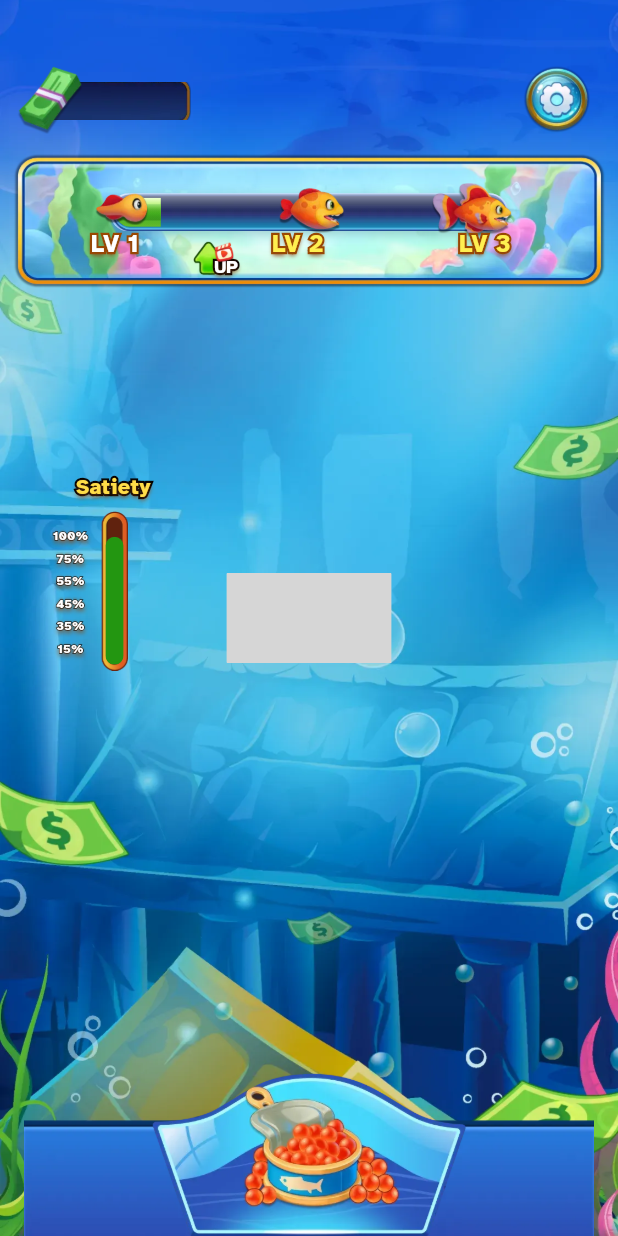
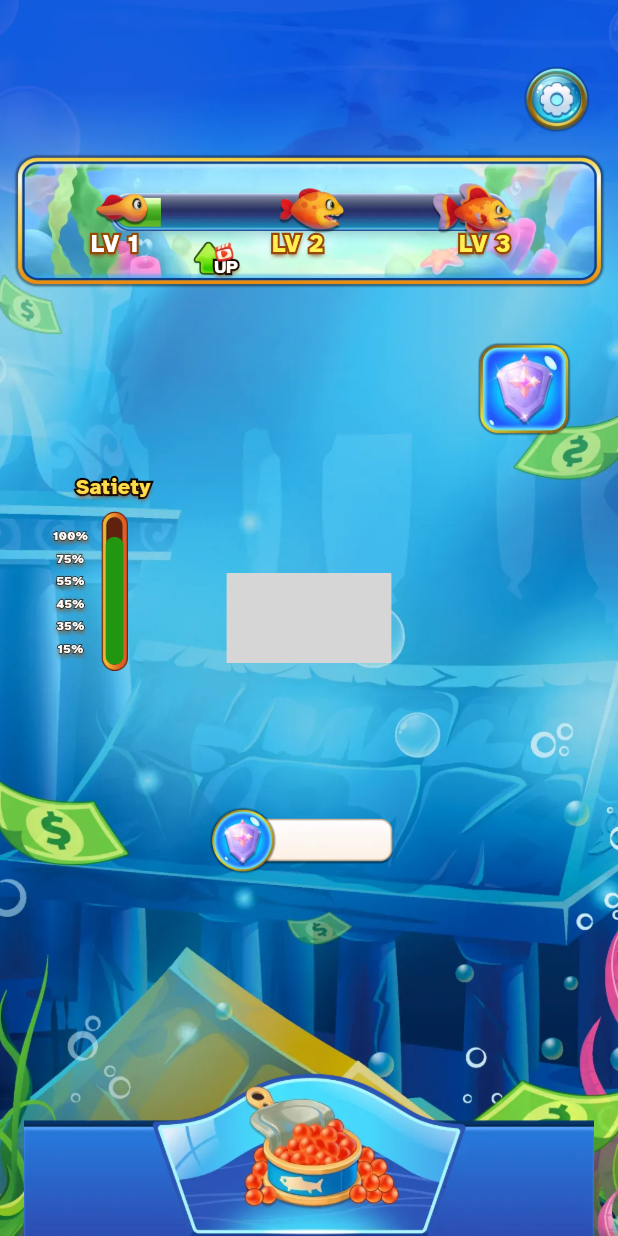
Before and after one commit to wangzaoQ/fishEarn, a Flutter app: the screen it shows after launch, on a phone screen of 412 x 824 dp. Run offline on Flutter 3.47's test engine with Material 3 defaults, Android fonts, the phone set to English and light mode, and no system bars; our stand-ins replace easy_localization, flutter_screenutil, logger, lottie, shared_preferences; missing offline and left inert: applovin_max, dart:ffi, flame; grey boxes are pictures that could not be loaded.

Commit message:
game 修改

```diff
--- a/lib/config/global.dart
+++ b/lib/config/global.dart
@@ -2,4 +2,6 @@ import 'package:flutter/cupertino.dart';
 
 final ValueNotifier<double> globalTimeListener = ValueNotifier(0);
 final ValueNotifier<int> lifeNotifier = ValueNotifier(0);
+ValueNotifier<Offset?> overlayNotifier = ValueNotifier<Offset?>(null);
+
 var allowTime = true;
--- a/lib/game/GamePage.dart
+++ b/lib/game/GamePage.dart
@@ -40,7 +40,7 @@ class _GamePageState extends State<GamePage> with TickerProviderStateMixin {
 
   var time = 0;
 
-  int getCutTime(){
+  int getCutTime() {
     return 3;
   }
 
@@ -50,17 +50,17 @@ class _GamePageState extends State<GamePage> with TickerProviderStateMixin {
     _lottieController = AnimationController(vsync: this);
     gameData = LocalCacheUtils.getGameData();
     GlobalTimerManager().startTimer(
-      onTick: () async{
-        if(!allowTime)return;
+      onTick: () async {
+        if (!allowTime) return;
         time++;
         gameData = LocalCacheUtils.getGameData();
-        if (gameData.level > 0 && gameData.levelTime>=1) {
-           gameData.levelTime-=1;
+        if (gameData.level > 0 && gameData.levelTime >= 1) {
+          gameData.levelTime -= 1;
         }
-        if(gameData.level>1){
+        if (gameData.level > 1) {
           GameManager.instance.addCoin(gameData);
         }
-        if(time == getCutTime()){
+        if (time == getCutTime()) {
           time = 0;
           GameManager.instance.cutLife(gameData);
         }
@@ -96,44 +96,6 @@ class _GamePageState extends State<GamePage> with TickerProviderStateMixin {
               child: Stack(
                 children: [
                   Positioned(
-                    top: 11.h,
-                    left: 18.w,
-                    child: Stack(
-                      children: [
-                        Image.asset(
-                          "assets/images/bg_to_bar_coin.webp",
-                          width: 90.w,
-                          height: 25.h,
-                          fit: BoxFit.cover,
-                        ),
-
-                        // Positioned.fill(
-                        //   child: Center(
-                        //     child: RepaintBoundary(child: ValueListenableBuilder<double>(
-                        //       valueListenable: coinNotifier,
-                        //       builder: (_, value, __) {
-                        //         return Text(
-                        //           value.toStringAsFixed(3),
-                        //           style: TextStyle(
-                        //             color: Color(0xFFF4FF72),
-                        //             fontSize: 15.sp,
-                        //             fontFamily: "AHV",
-                        //           ),
-                        //         ); // 只重建这一小块
-                        //       },
-                        //     )),
-                        //   ),
-                        // ),
-                      ],
-                    ),
-                  ),
-                  Image.asset(
-                    "assets/images/ic_coin.webp",
-                    width: 45.w,
-                    height: 45.h,
-                    fit: BoxFit.cover,
-                  ),
-                  Positioned(
                     right: 15.w,
                     child: CupertinoButton(
                       padding: EdgeInsets.zero,
@@ -155,7 +117,8 @@ class _GamePageState extends State<GamePage> with TickerProviderStateMixin {
             padding: EdgeInsetsGeometry.only(top: 94.h),
             child: Align(
               alignment: Alignment.topCenter,
-              child: RepaintBoundary(child: ValueListenableBuilder<double>(
+              child: RepaintBoundary(
+                child: ValueListenableBuilder<double>(
                   valueListenable: globalTimeListener,
                   builder: (_, value, __) {
                     return GameProgress(
@@ -167,13 +130,17 @@ class _GamePageState extends State<GamePage> with TickerProviderStateMixin {
                             //level 2升级
                             _lottieController?.dispose();
                           } else if (result == 3) {
-                          PopManager().show(context: context, child: LevelPop2_3());
+                            PopManager().show(
+                              context: context,
+                              child: LevelPop2_3(),
+                            );
                           }
                         });
                       },
                     ); // 只重建这一小块
                   },
-              ))
+                ),
+              ),
             ),
           ),
           Positioned(
@@ -215,13 +182,38 @@ class _GamePageState extends State<GamePage> with TickerProviderStateMixin {
               ),
             ),
           ),
-
+          //鱼生命进度
+          Positioned(top: 310.h, left: 32.w, child: GameLifePage()),
           //鱼动画
           buildAnimal(),
-          //鱼生命进度
-          Positioned(top: 310.h, left: 32.w, child: GameLifePage()),
-          gameData.level == 1?SizedBox.shrink():
+          Positioned(
+            top: 220.h,
+            right: 22.w,
+            child: CupertinoButton(
+              padding: EdgeInsets.zero,
+              pressedOpacity: 0.7,
+              child: SizedBox(
+                width: 70.w,
+                height: 70.h,
+                child: Image.asset("assets/images/ic_protect.webp"),
+              ),
+              onPressed: () {
+                GameManager.instance.showProtect();
+              },
+            ),
+          ),
           Align(
+            alignment: Alignment.topCenter,
+            child: Padding(
+              padding: EdgeInsetsGeometry.only(top: 529.h),
+              child: SizedBox(width: 124.w, height: 47.h, child: Stack(children: [
+                Image.asset("assets/images/bg_protect.webp",fit: BoxFit.fill,)
+              ],)),
+            ),
+          ),
+          gameData.level == 1
+              ? SizedBox.shrink()
+              : Align(
                   alignment: Alignment.topCenter,
                   child: Padding(
                     padding: EdgeInsetsGeometry.only(top: 268.h),
@@ -235,7 +227,8 @@ class _GamePageState extends State<GamePage> with TickerProviderStateMixin {
                           height: 50.h,
                         ),
                         GameText(
-                    showText: "+\$${gameData.level == 2?"0.001":"0.005"}/1s",
+                          showText:
+                              "+\$${gameData.level == 2 ? "0.001" : "0.005"}/1s",
                           fontSize: 28.sp,
                           fillColor: Color(0xFFFFEF50),
                           strokeColor: Color(0xFF9B4801),
@@ -269,11 +262,7 @@ class _GamePageState extends State<GamePage> with TickerProviderStateMixin {
         ),
       );
     } else if (gameData.level == 2) {
-      return Positioned.fill(
-        child: Center(
-          child: AnimalGameHolder(level: 2),
-        ),
-      );
+      return Positioned.fill(child: Center(child: AnimalGameHolder(level: 2)));
     } else {
       return Positioned.fill(
         child: Center(
--- a/lib/utils/GameManager.dart
+++ b/lib/utils/GameManager.dart
@@ -34,6 +34,10 @@ class GameManager{
     return 1;
   }
 
+  void showProtect() {
+    game?.showProtect();
+  }
+
   updateCoinToGame(double coin){
     game?.updateCoin(coin);
   }
@@ -62,4 +66,5 @@ class GameManager{
       return GameConfig.color3;
     }
   }
+
 }
```
Also changed, not shown: lib/game/AnimalGameHolder.dart (+14 -27 lines), lib/game/FishAnimGame.dart (+42 -41 lines), lib/game/FishComponent.dart (+24 -75 lines), lib/utils/GlobalTimerManager.dart (+7 -0 lines), assets/images/bg_protect.webp (added), assets/images/ic_protect.webp (added). Lines whose indentation alone changed are shown as unchanged.
